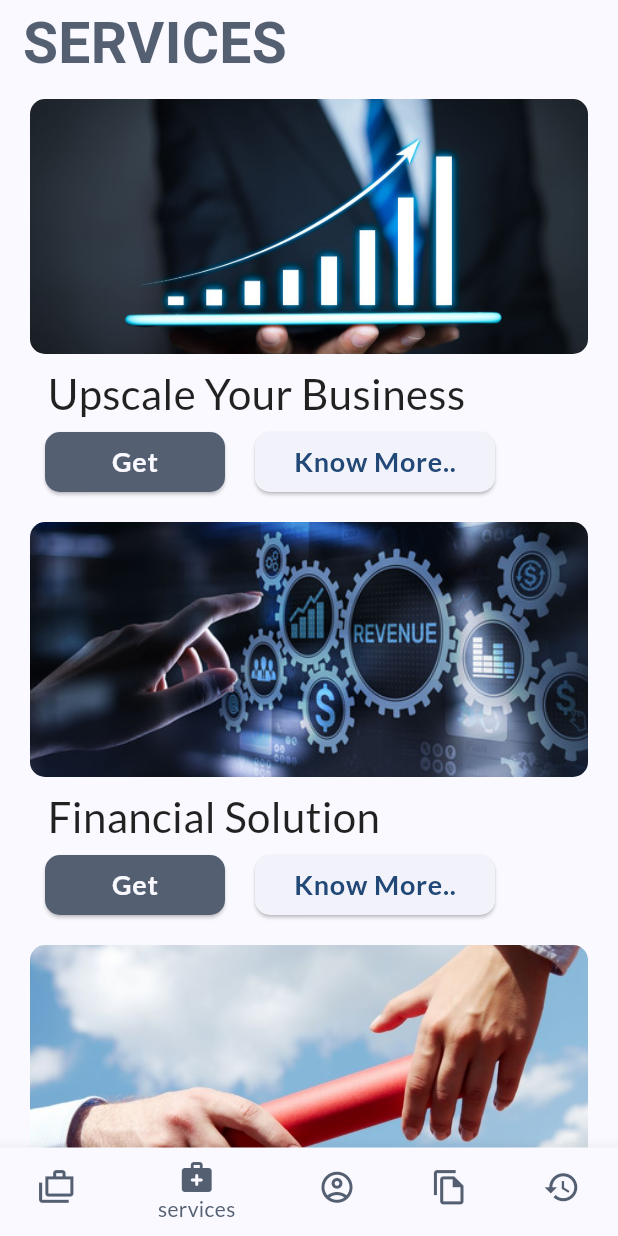
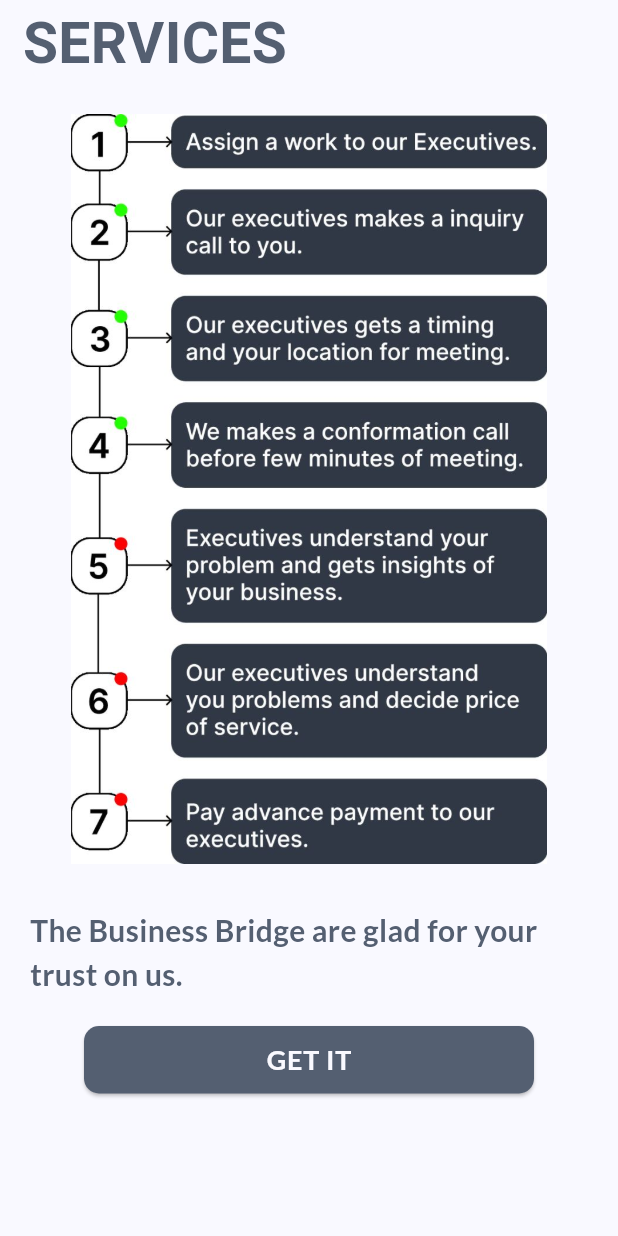
Before and after one commit to PalGabani/Business_Bridge, a Flutter app: the homepage screen opened directly, item 2 of the bottom bar chosen, after a tap on "Get", on a phone screen of 412 x 824 dp. Run offline on Flutter 3.47's test engine with Material 2 defaults, Android fonts, the light colour scheme and no system bars; our stand-ins replace flutter_riverpod, google_fonts, riverpod, transparent_image; Roboto replaces fonts that are missing (jobTitle).

Commit message:
get service page ui ..

```diff
--- a/lib/screens/homepage.dart
+++ b/lib/screens/homepage.dart
@@ -52,7 +52,7 @@
                 color: Theme.of(context).colorScheme.secondary,
               ),
               activeIcon: Icon(Icons.medical_services_rounded),
-              label: "services"),
+              label: "Services"),
           BottomNavigationBarItem(
               icon: Icon(
                 Icons.account_circle_outlined,
@@ -60,7 +60,7 @@
                 color: Theme.of(context).colorScheme.secondary,
               ),
               activeIcon: Icon(Icons.account_circle_sharp),
-              label: "profile"
+              label: "Profile"
           ),
           BottomNavigationBarItem(
               icon: Icon(
@@ -69,7 +69,7 @@
                 color: Theme.of(context).colorScheme.secondary,
               ),
               activeIcon: Icon(Icons.file_copy_rounded),
-              label: "work portal"),
+              label: "Work portal"),
           BottomNavigationBarItem(
               icon: Icon(
                 Icons.history,
@@ -77,11 +77,11 @@
                 color: Theme.of(context).colorScheme.secondary,
               ),
               activeIcon: Icon(Icons.history_rounded),
-              label: "history"),
+              label: "History"),
         ],
         currentIndex: _selectedIndex,
         onTap: _onItemTapped,
-        unselectedItemColor: Color(0x7C000000),
+        selectedIconTheme: IconThemeData(size: 28),
         selectedItemColor: Theme.of(context).colorScheme.secondary,
       ),
       body: IndexedStack(
--- /dev/null
+++ b/lib/screens/services_getservice.dart
@@ -0,0 +1,77 @@
+import 'package:flutter/cupertino.dart';
+import 'package:flutter/material.dart';
+
+class services_getservice extends StatefulWidget {
+  @override
+  State<services_getservice> createState() => _services_getserviceState();
+}
+
+class _services_getserviceState extends State<services_getservice> {
+  @override
+  Widget build(BuildContext context) {
+    // TODO: implement build
+    return Scaffold(
+      appBar: AppBar(
+        elevation: 0,
+        leadingWidth: 300,
+        leading: Text("  SERVICES",
+            style: TextStyle(
+                color: Theme.of(context).colorScheme.secondary,
+                fontWeight: FontWeight.bold,
+                fontSize: 38,
+                fontFamily: AutofillHints.jobTitle)),
+        backgroundColor: Colors.transparent,
+        scrolledUnderElevation: 0,
+      ),
+      body: Column(
+        children: [
+          Padding(
+            padding: const EdgeInsets.only(top: 20, bottom: 20),
+            child: Container(
+              height: 500,
+              width: double.infinity,
+              decoration: BoxDecoration(
+                  image: DecorationImage(
+                      image: AssetImage(
+                          "assets/images/services/service_detail.jpg"))),
+            ),
+          ),
+          Container(
+            padding: EdgeInsets.only(left: 20,right: 20,bottom: 20,top: 10),
+            child: Text(
+              "The Business Bridge are glad for your trust on us.",
+              style: TextStyle(
+                color: Theme.of(context).colorScheme.secondary,
+                fontSize: 20,
+                fontWeight: FontWeight.bold
+              ),
+            ),
+          ),
+          Container(
+            height: 45,width: 300,
+            child: ElevatedButton(
+              onPressed: () {},
+              child: Text(
+                "GET IT",
+                style: Theme.of(context)
+                    .textTheme
+                    .bodyLarge!
+                    .copyWith(
+                    color: Theme.of(context)
+                        .colorScheme
+                        .background,
+                    fontWeight: FontWeight.bold,
+                    fontSize: 18),),
+              style: ButtonStyle(
+                  shape: MaterialStatePropertyAll(
+                      RoundedRectangleBorder(borderRadius: BorderRadius.circular(10))),
+                  backgroundColor: MaterialStatePropertyAll(
+                    Theme.of(context).colorScheme.secondary,
+                  )),
+            ),
+          )
+        ],
+      ),
+    );
+  }
+}
--- a/lib/screens/services_page.dart
+++ b/lib/screens/services_page.dart
@@ -1,3 +1,4 @@
+import 'package:business_bridge/screens/services_getservice.dart';
 import 'package:flutter/cupertino.dart';
 import 'package:flutter/material.dart';
 
@@ -13,7 +14,6 @@
     return Scaffold(
       appBar: AppBar(
         elevation: 0,
-
         leadingWidth: 300,
         leading: Text("  SERVICES",
             style: TextStyle(color: Theme.of(context).colorScheme.secondary,fontWeight: FontWeight.bold, fontSize: 38,fontFamily: AutofillHints.jobTitle)),
@@ -62,7 +62,12 @@
                                     backgroundColor: MaterialStatePropertyAll(
                                       Theme.of(context).colorScheme.secondary,
                                     )),
-                                onPressed: () {},
+                                onPressed: () {
+                                  Navigator.push(context,
+                                      MaterialPageRoute(builder: (contex) {
+                                    return services_getservice();
+                                  },));
+                                },
                                 child: Text(
                                   'Get',
                                   style: Theme.of(context)
--- a/pubspec.yaml
+++ b/pubspec.yaml
@@ -78,6 +78,8 @@
     - assets/images/services/service_takeover.jpg
     - assets/images/services/service_upscale.jpg
     - assets/images/services/service_other.jpg
+    - assets/images/services/service_detail.jpg
+    - assets/images/services/service_get.jpg
 
 
   # An image asset can refer to one or more resolution-specific "variants", see
```
Also changed, not shown: assets/images/services/service_detail.jpg (added), assets/images/services/service_get.jpg (added).
